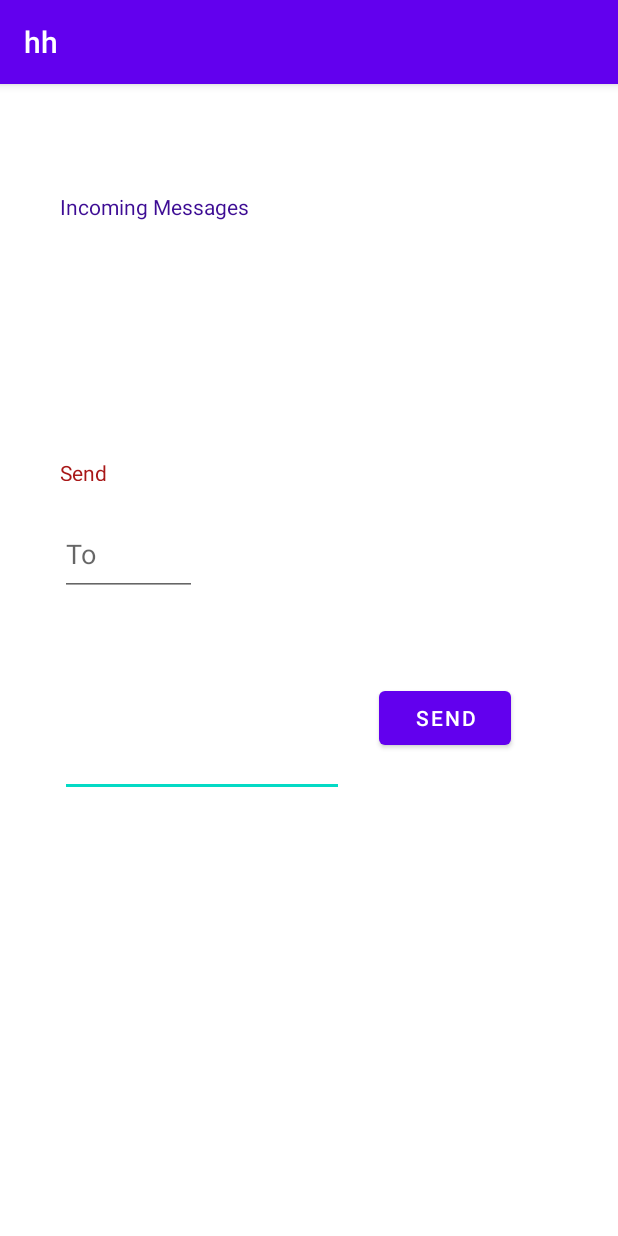
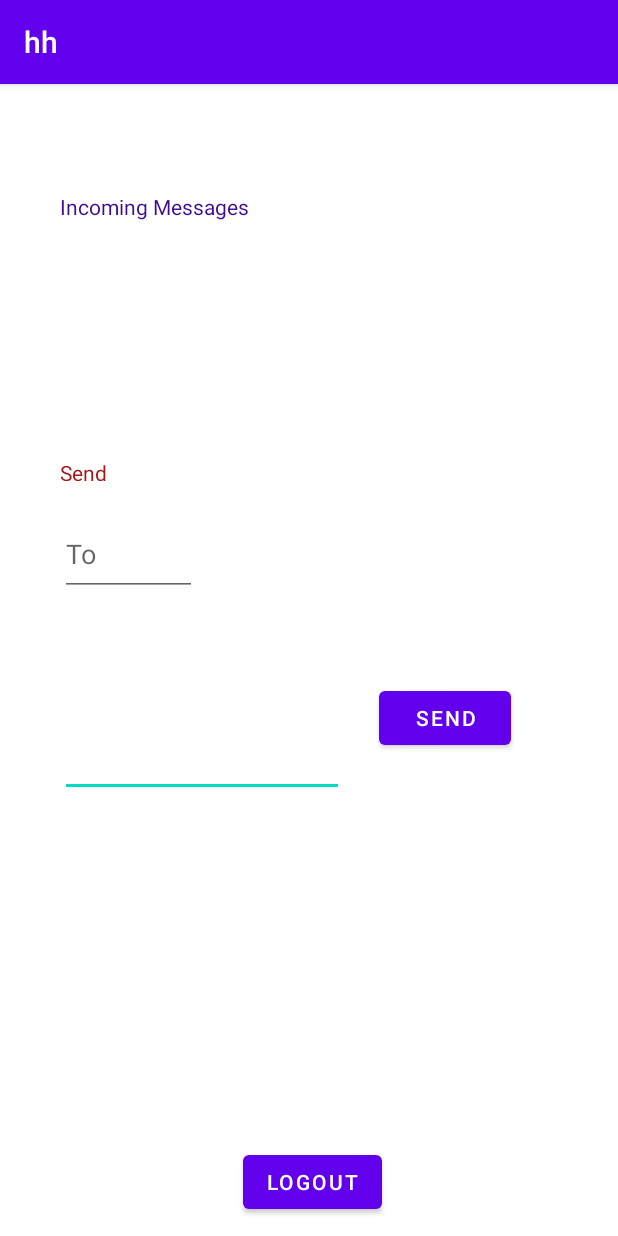
Before and after one commit to punnu07/hh, an Android app: the screen it shows after launch (profile), after a tap on "LOGIN", on a phone screen of 412 x 824 dp. Run offline under Robolectric (Android 15) with nearby library versions, the phone set to English and light mode, and no system bars; libraries missing offline, so code that uses them is left out: org.jivesoftware.smack, org.jivesoftware.smackx, org.jxmpp.jid, org.jxmpp.stringprep; 6 statements that could not run were skipped.

Commit message:
logout  added

```diff
--- a/app/build.gradle
+++ b/app/build.gradle
@@ -46,6 +46,12 @@ dependencies {
     implementation "org.igniterealtime.smack:smack-android-extensions:4.1.0"
     implementation "org.jxmpp:jxmpp-jid:0.6.0"
 
+//for roster
+    implementation "org.igniterealtime.smack:smack-android:4.1.0-rc1"
+    implementation "org.igniterealtime.smack:smack-android-extensions:4.1.0-rc1"
+    implementation "org.igniterealtime.smack:smack-tcp:4.1.0-rc1"
+
+
     implementation 'androidx.appcompat:appcompat:1.2.0'
     implementation 'com.google.android.material:material:1.3.0'
     implementation 'androidx.constraintlayout:constraintlayout:2.0.4'
--- a/app/src/main/AndroidManifest.xml
+++ b/app/src/main/AndroidManifest.xml
@@ -12,7 +12,7 @@
         android:roundIcon="@mipmap/ic_launcher_round"
         android:supportsRtl="true"
         android:theme="@style/Theme.Hh">
-        <activity android:name=".preacher"></activity>
+        <activity android:name=".preacher" />
         <activity android:name=".profile" />
         <activity android:name=".register" />
         <activity android:name=".MainActivity">
--- a/app/src/main/java/com/example/hh/profile.java
+++ b/app/src/main/java/com/example/hh/profile.java
@@ -63,6 +63,27 @@ public class profile extends AppCompatActivity {
             public void onClick(View v){
 
                 new sendmessage().execute();
+
+
+
+            }
+        });
+
+
+        //handler for logout button
+        Button logout_button= findViewById(R.id.logoutbutton);
+        logout_button.setOnClickListener(new View.OnClickListener(){
+            public void onClick(View v){
+
+              if(connection.isConnected())
+              {
+                  connection.disconnect();
+                  uname="";
+                  pword="";
+                  Intent intent = new Intent(context, profile.class);
+                  startActivity(intent);
+
+              }
 
 
 
@@ -195,22 +216,11 @@ public class profile extends AppCompatActivity {
 
 
 
-            String userName=uname.trim();
-            String password=pword.trim();
+            String userName=uname;
+            String password=pword;
 
 
 
-
-
-            //TextView tv=findViewById(R.id.incomingmessage);
-            //tv.setText(message.getBody());
-          //   tv.setText(uname+" 1 "+pword);
-
-
-
-
-//            String userName="rony";
- //           String password="ronypreacher";
 
 
 
--- a/app/src/main/res/layout/activity_profile.xml
+++ b/app/src/main/res/layout/activity_profile.xml
@@ -86,4 +86,18 @@
         app:layout_constraintTop_toBottomOf="@+id/incomingmessage"
         app:layout_constraintVertical_bias="0.072" />
 
+    <Button
+        android:id="@+id/logoutbutton"
+        android:layout_width="wrap_content"
+        android:layout_height="wrap_content"
+        android:layout_marginTop="94dp"
+        android:layout_marginBottom="12dp"
+        android:text="Logout"
+        app:layout_constraintBottom_toBottomOf="parent"
+        app:layout_constraintEnd_toEndOf="parent"
+        app:layout_constraintHorizontal_bias="0.507"
+        app:layout_constraintStart_toStartOf="parent"
+        app:layout_constraintTop_toBottomOf="@+id/Messagetosend"
+        app:layout_constraintVertical_bias="1.0" />
+
 </androidx.constraintlayout.widget.ConstraintLayout>
--- /dev/null
+++ b/app/src/main/res/values/dimens.xml
@@ -0,0 +1,5 @@
+<resources>
+    <dimen name="app_bar_height">180dp</dimen>
+    <dimen name="fab_margin">16dp</dimen>
+    <dimen name="text_margin">16dp</dimen>
+</resources>
--- a/app/src/main/res/values/strings.xml
+++ b/app/src/main/res/values/strings.xml
@@ -1,4 +1,9 @@
 <resources>
     <string name="app_name">hh</string>
     <string name="hyperlink">Not a Member?<a href="">Sign Up</a></string>
+    <string name="title_activity_subscribers">ScrollingActivity</string>
+    <string name="large_text">
+
+    </string>
+    <string name="action_settings">Settings</string>
 </resources>
```
Also changed, not shown: app/src/main/java/com/example/hh/preacher.java (+38 -0 lines), app/src/main/java/com/example/hh/register.java (+86 -6 lines), app/src/main/res/layout/activity_preacher.xml (+11 -0 lines), app/src/main/res/menu/menu_subscribers.xml (added, +10 -0 lines), app/src/main/res/values/themes.xml (+9 -0 lines).
